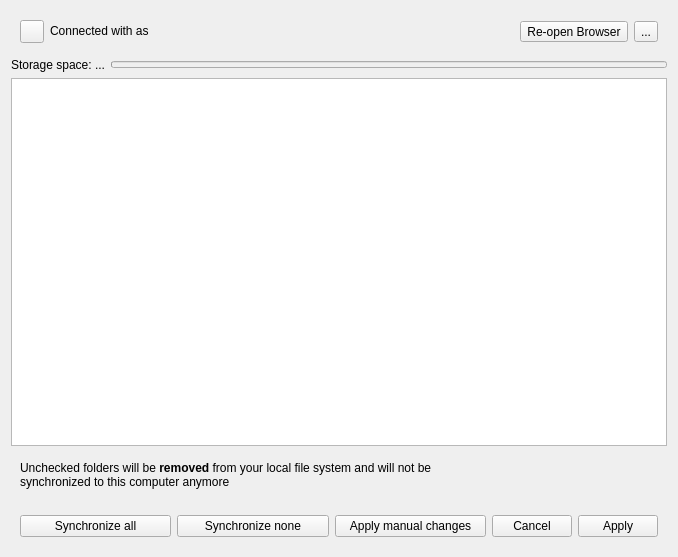
GrossLukas/client, file src/gui/accountsettings.ui: the form before one commit.
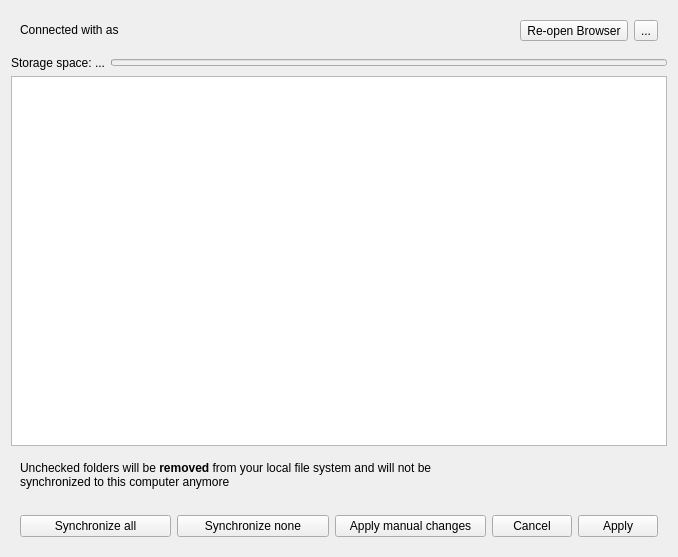
The form after the commit. Custom widgets are drawn as their Qt base class.

Commit message:
Remove the ssl button
With the reworked TLS handlign the button stopped working

```diff
--- a/src/gui/accountsettings.ui
+++ b/src/gui/accountsettings.ui
@@ -17,19 +17,6 @@
    <item>
     <widget class="QWidget" name="accountStatus" native="true">
      <layout class="QHBoxLayout" name="horizontalLayout_4">
-      <item>
-       <widget class="SslButton" name="sslButton">
-        <property name="sizePolicy">
-         <sizepolicy hsizetype="Maximum" vsizetype="Fixed">
-          <horstretch>0</horstretch>
-          <verstretch>0</verstretch>
-         </sizepolicy>
-        </property>
-        <property name="text">
-         <string/>
-        </property>
-       </widget>
-      </item>
       <item>
        <widget class="QLabel" name="connectLabel">
         <property name="sizePolicy">
@@ -293,13 +280,6 @@
    </item>
   </layout>
  </widget>
- <customwidgets>
-  <customwidget>
-   <class>SslButton</class>
-   <extends>QToolButton</extends>
-   <header>sslbutton.h</header>
-  </customwidget>
- </customwidgets>
  <resources/>
  <connections/>
 </ui>
```
The commit also changes 6 other files.
